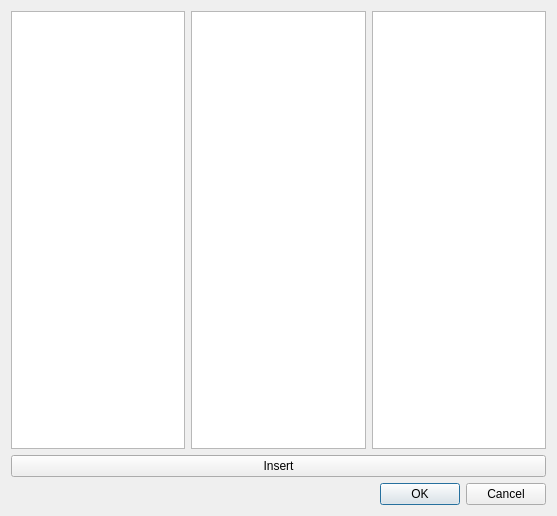
First picture: the form in additemdialog.ui, repository geertdaelemans/BrickManager, before the edit.
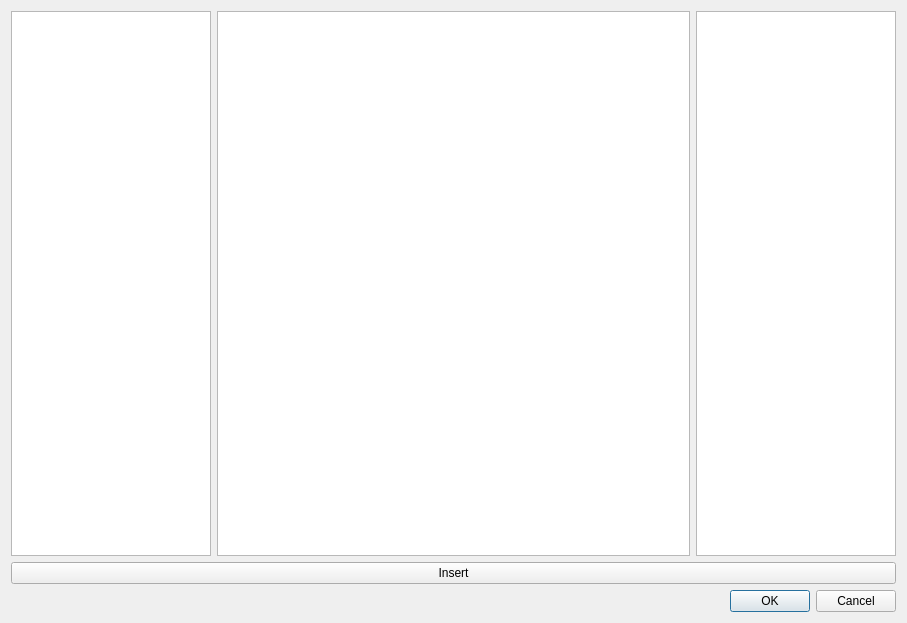
Second picture: the form after the edit.

```diff
--- a/additemdialog.ui
+++ b/additemdialog.ui
@@ -6,8 +6,8 @@
    <rect>
     <x>0</x>
     <y>0</y>
-    <width>557</width>
-    <height>516</height>
+    <width>907</width>
+    <height>623</height>
    </rect>
   </property>
   <property name="windowTitle">
@@ -17,13 +17,95 @@
    <item>
     <layout class="QHBoxLayout" name="horizontalLayout">
      <item>
-      <widget class="QListView" name="categoriesListView"/>
+      <widget class="QListView" name="categoriesListView">
+       <property name="maximumSize">
+        <size>
+         <width>200</width>
+         <height>16777215</height>
+        </size>
+       </property>
+      </widget>
      </item>
      <item>
-      <widget class="QListView" name="itemsListView"/>
+      <widget class="QTableView" name="partsTableView">
+       <property name="palette">
+        <palette>
+         <active>
+          <colorrole role="Highlight">
+           <brush brushstyle="SolidPattern">
+            <color alpha="255">
+             <red>0</red>
+             <green>120</green>
+             <blue>215</blue>
+            </color>
+           </brush>
+          </colorrole>
+         </active>
+         <inactive>
+          <colorrole role="Highlight">
+           <brush brushstyle="SolidPattern">
+            <color alpha="255">
+             <red>0</red>
+             <green>120</green>
+             <blue>215</blue>
+            </color>
+           </brush>
+          </colorrole>
+         </inactive>
+         <disabled>
+          <colorrole role="Highlight">
+           <brush brushstyle="SolidPattern">
+            <color alpha="255">
+             <red>0</red>
+             <green>120</green>
+             <blue>215</blue>
+            </color>
+           </brush>
+          </colorrole>
+         </disabled>
+        </palette>
+       </property>
+       <property name="alternatingRowColors">
+        <bool>true</bool>
+       </property>
+       <property name="selectionMode">
+        <enum>QAbstractItemView::SingleSelection</enum>
+       </property>
+       <property name="selectionBehavior">
+        <enum>QAbstractItemView::SelectRows</enum>
+       </property>
+       <attribute name="horizontalHeaderShowSortIndicator" stdset="0">
+        <bool>true</bool>
+       </attribute>
+       <attribute name="horizontalHeaderStretchLastSection">
+        <bool>true</bool>
+       </attribute>
+       <attribute name="verticalHeaderVisible">
+        <bool>false</bool>
+       </attribute>
+      </widget>
      </item>
      <item>
-      <widget class="QListView" name="colorsListView"/>
+      <widget class="QListView" name="colorsListView">
+       <property name="sizePolicy">
+        <sizepolicy hsizetype="Fixed" vsizetype="Expanding">
+         <horstretch>0</horstretch>
+         <verstretch>0</verstretch>
+        </sizepolicy>
+       </property>
+       <property name="minimumSize">
+        <size>
+         <width>0</width>
+         <height>0</height>
+        </size>
+       </property>
+       <property name="maximumSize">
+        <size>
+         <width>200</width>
+         <height>16777215</height>
+        </size>
+       </property>
+      </widget>
      </item>
     </layout>
    </item>
```
Left out of the diff: 8 changed lines with no effect on the pictures.
